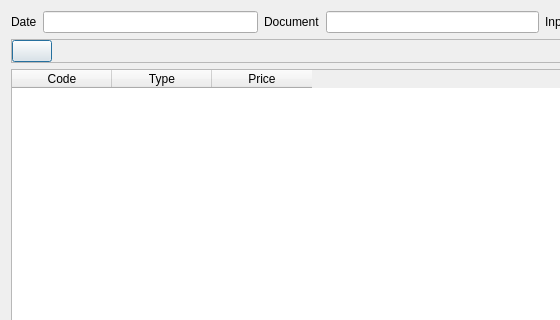
First picture: the form in Resort/dlgcouponserviceback.ui, repository End1-1/Resort-2, before the edit; both pictures show x 0 to 560 and y 0 to 320 of the 805 by 505 pixel window.
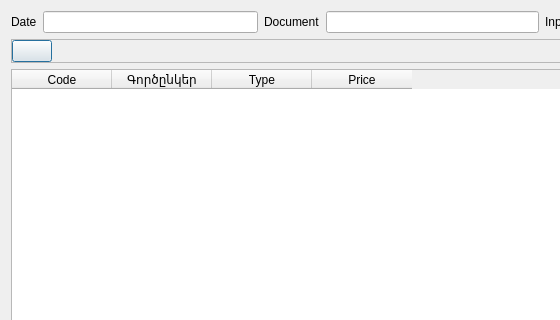
Second picture: the form after the edit. Icons and pictures are not drawn. Custom widgets are drawn as their Qt base class.

What changed in the file:
```diff
--- a/Resort/dlgcouponserviceback.ui
+++ b/Resort/dlgcouponserviceback.ui
@@ -62,6 +62,11 @@
        <string>Code</string>
       </property>
      </column>
+     <column>
+      <property name="text">
+       <string>Գործընկեր</string>
+      </property>
+     </column>
      <column>
       <property name="text">
        <string>Type</string>
```
